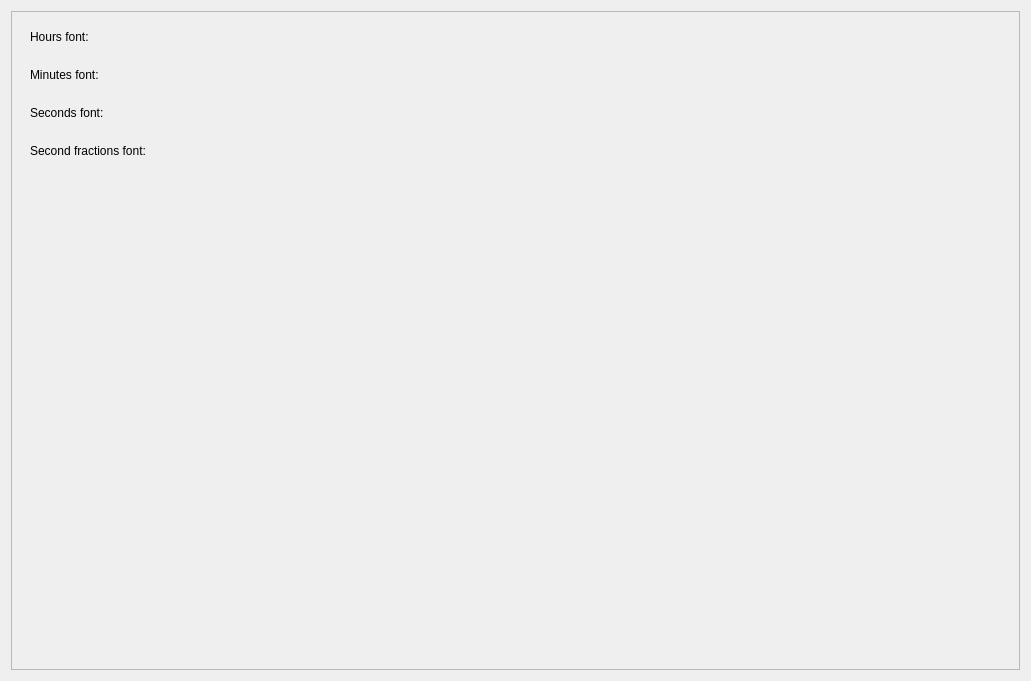
Before: the Qt Designer form src/widgets/fontsettings.ui in KDE/kronometer, drawn with Qt 5.
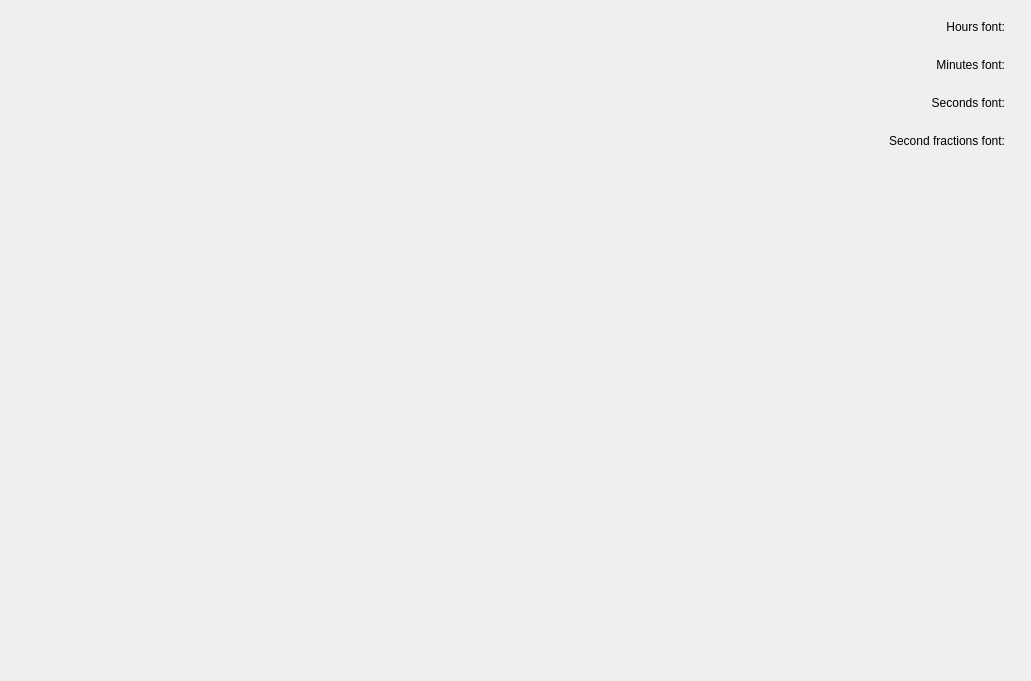
After: the same form once the commit is applied. Custom widgets are drawn as their Qt base class.

Commit message:
Follow HIG guidelines in Settings dialog
This commit brings a cleanup of the Settings dialog widgets, in order to follow
some generic HIG guidelines (e.g. no Groupbox and no Scroll Area if not
necessary) and the Form Alignment guidelines.

FIXED-IN: 1.6.0

```diff
--- a/src/widgets/fontsettings.ui
+++ b/src/widgets/fontsettings.ui
@@ -10,22 +10,7 @@
     <height>681</height>
    </rect>
   </property>
-  <layout class="QHBoxLayout" name="horizontalLayout_2">
-   <item>
-    <widget class="QScrollArea" name="scrollArea">
-     <property name="widgetResizable">
-      <bool>true</bool>
-     </property>
-     <widget class="QWidget" name="scrollAreaWidgetContents">
-      <property name="geometry">
-       <rect>
-        <x>0</x>
-        <y>0</y>
-        <width>1017</width>
-        <height>667</height>
-       </rect>
-      </property>
-      <layout class="QVBoxLayout" name="verticalLayout_4">
+  <layout class="QVBoxLayout" name="verticalLayout">
        <item>
         <widget class="QWidget" name="widget" native="true">
          <layout class="QHBoxLayout" name="horizontalLayout">
@@ -34,6 +19,9 @@
             <property name="text">
              <string>Hours font:</string>
             </property>
+        <property name="alignment">
+         <set>Qt::AlignRight|Qt::AlignTrailing|Qt::AlignVCenter</set>
+        </property>
            </widget>
           </item>
           <item>
@@ -66,6 +54,9 @@
             <property name="text">
              <string>Minutes font:</string>
             </property>
+        <property name="alignment">
+         <set>Qt::AlignRight|Qt::AlignTrailing|Qt::AlignVCenter</set>
+        </property>
            </widget>
           </item>
           <item>
@@ -98,6 +89,9 @@
             <property name="text">
              <string>Seconds font:</string>
             </property>
+        <property name="alignment">
+         <set>Qt::AlignRight|Qt::AlignTrailing|Qt::AlignVCenter</set>
+        </property>
            </widget>
           </item>
           <item>
@@ -130,6 +124,9 @@
             <property name="text">
              <string>Second fractions font:</string>
             </property>
+        <property name="alignment">
+         <set>Qt::AlignRight|Qt::AlignTrailing|Qt::AlignVCenter</set>
+        </property>
            </widget>
           </item>
           <item>
@@ -162,14 +159,10 @@
          <property name="sizeHint" stdset="0">
           <size>
            <width>20</width>
-           <height>40</height>
+       <height>262</height>
           </size>
          </property>
         </spacer>
-       </item>
-      </layout>
-     </widget>
-    </widget>
    </item>
   </layout>
  </widget>
```
Lines whose indentation alone changed are shown as unchanged. The commit also changes 2 other files.
